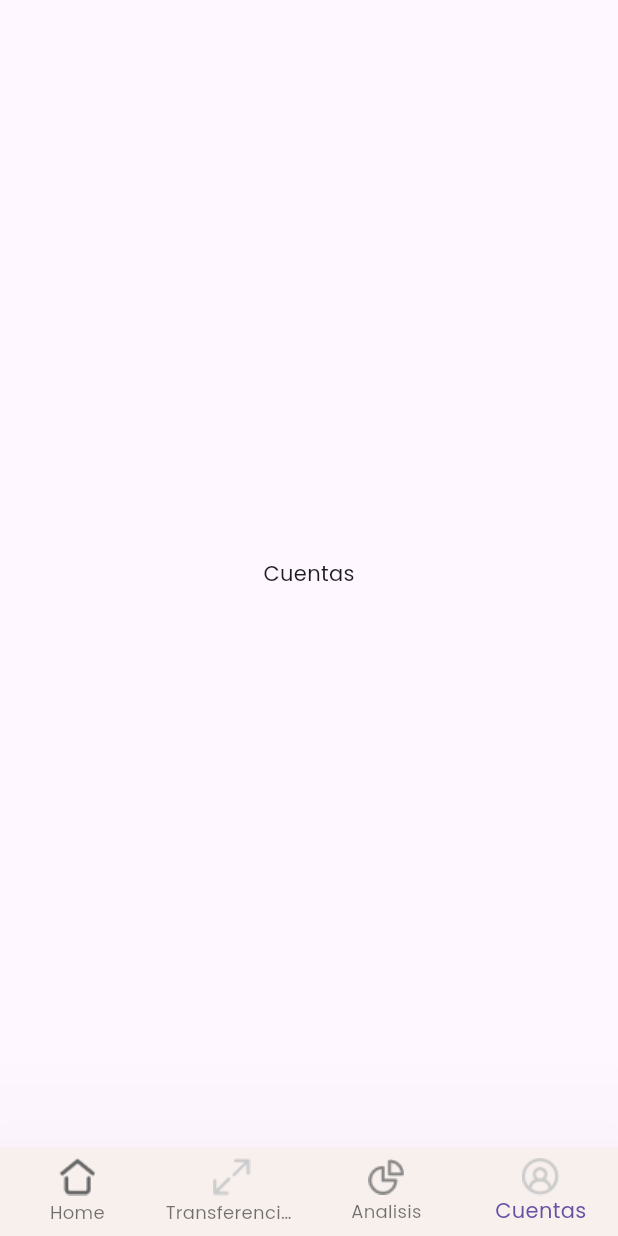
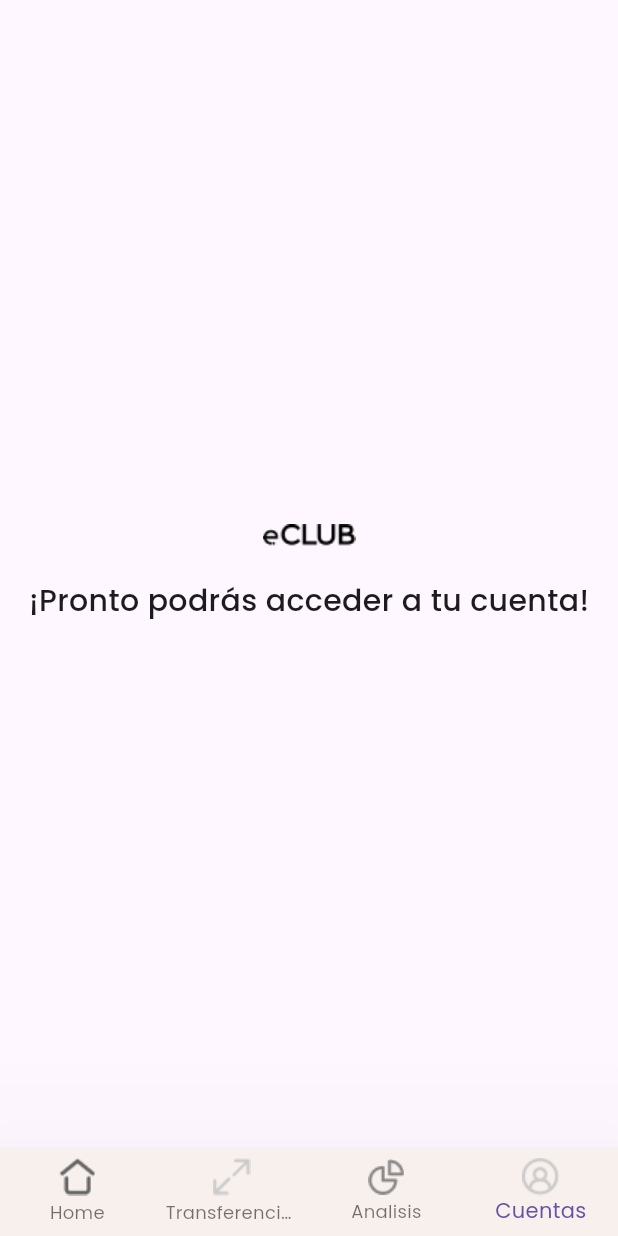
Before and after one commit to ramirezsebas/e_app, a Flutter app: the screen it shows after launch, item 4 of the bottom bar chosen, on a phone screen of 412 x 824 dp. Run offline on Flutter 3.47's test engine with Material 3 defaults, Android fonts, the light colour scheme and no system bars; our stand-ins replace bloc, equatable, flutter_bloc, google_fonts; generated files the repository leaves out were written again.

Commit message:
feat: agregamos pantalla de proximamente

```diff
--- a/lib/app/presentation/screens/account_screen.dart
+++ b/lib/app/presentation/screens/account_screen.dart
@@ -1,3 +1,4 @@
+import 'package:e_app/gen/assets.gen.dart';
 import 'package:flutter/material.dart';
 
 class AccountScreen extends StatelessWidget {
@@ -7,8 +8,23 @@ class AccountScreen extends StatelessWidget {
 
   @override
   Widget build(BuildContext context) {
-    return const Center(
-      child: Text('Cuentas'),
+    return Center(
+      child: Column(
+        mainAxisAlignment: MainAxisAlignment.center,
+        children: [
+          Assets.images.logo.image(
+            color: Colors.black,
+          ),
+          const SizedBox(height: 20),
+          const Text(
+            '¡Pronto podrás acceder a tu cuenta!',
+            style: TextStyle(
+              fontSize: 20,
+              fontWeight: FontWeight.w500,
+            ),
+          ),
+        ],
+      ),
     );
   }
 }
```
Also changed, not shown: lib/app/presentation/screens/transfers_screen.dart (+18 -2 lines).
